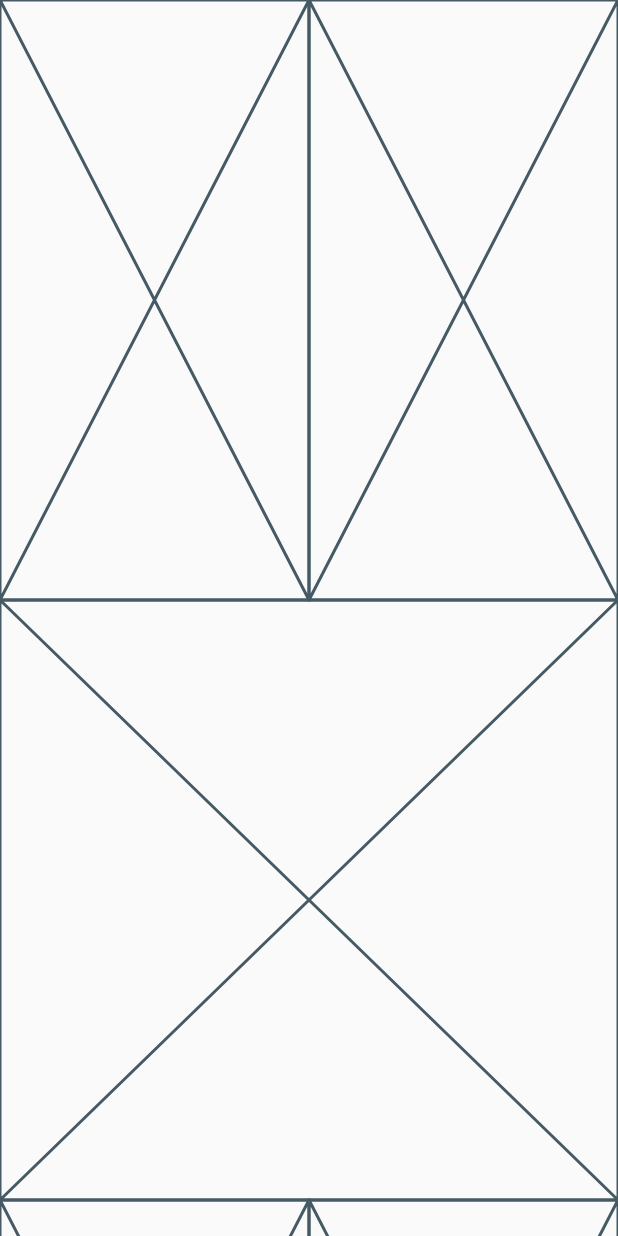
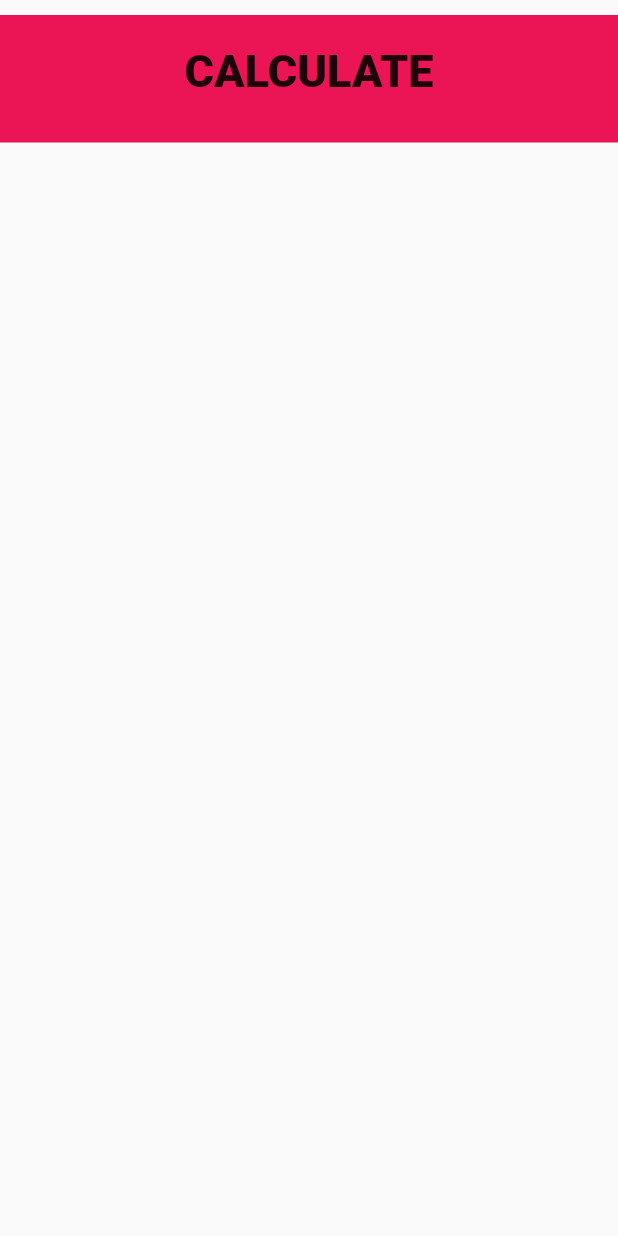
Before and after one commit to pkrenn/wia-bmi-calculator, a Flutter app: the screen it shows after launch, on a phone screen of 412 x 824 dp. Run offline on Flutter 3.47's test engine with Material 2 defaults, Android fonts, the phone set to English and light mode, and no system bars; our stand-ins replace font_awesome_flutter.

Commit message:
Removed Input Placeholders

```diff
--- a/lib/screens/input_page.dart
+++ b/lib/screens/input_page.dart
@@ -31,27 +31,6 @@ class _InputPageState extends State<InputPage> {
         mainAxisSize: MainAxisSize.max,
         mainAxisAlignment: MainAxisAlignment.spaceBetween,
         children: [
-          Row(
-            children: [
-              Expanded(
-                child: Placeholder(),
-              ),
-              Expanded(
-                child: Placeholder(),
-              )
-            ],
-          ),
-          Placeholder(),
-          Row(
-            children: [
-              Expanded(
-                child: Placeholder(),
-              ),
-              Expanded(
-                child: Placeholder(),
-              )
-            ],
-          ),
           BottomButton(
             onTap: () {
               CalculatorBrain calc =
```
